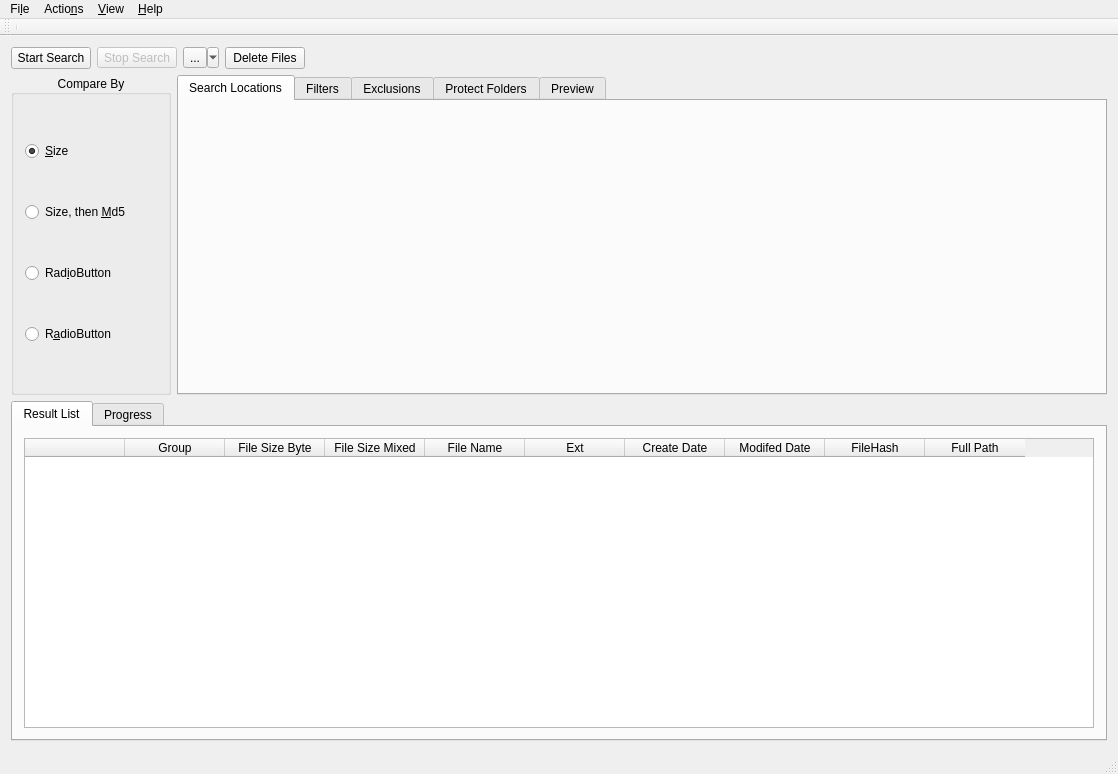
Above: mainwindow.ui from kokaia/duplicateFilesFinder before the change. Below: the same form after it.
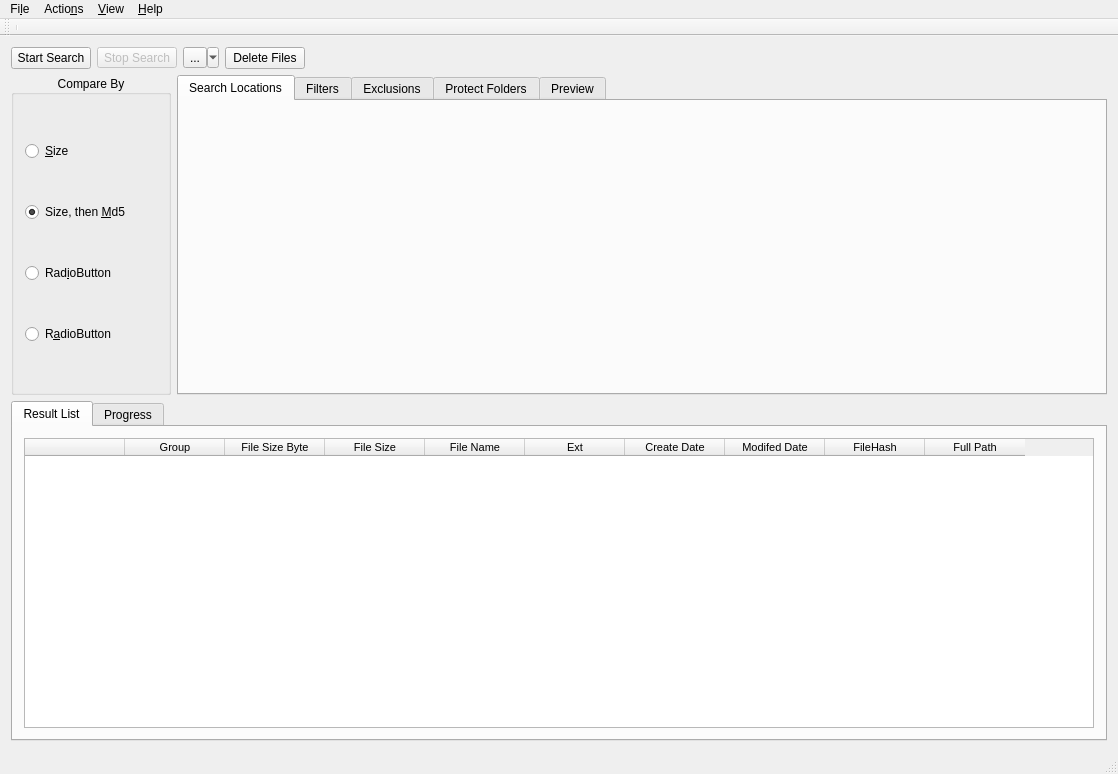
That is the form after the change. The open tabs and pages were chosen to show the change. Custom widgets are drawn as their Qt base class.

The edit to the form file:
```diff
--- a/mainwindow.ui
+++ b/mainwindow.ui
@@ -110,6 +110,9 @@
            <property name="text">
             <string>Size, then &amp;Md5</string>
            </property>
+           <property name="checked">
+            <bool>true</bool>
+           </property>
           </widget>
          </item>
          <item row="4" column="0">
@@ -125,7 +128,7 @@
             <string>&amp;Size</string>
            </property>
            <property name="checked">
-            <bool>true</bool>
+            <bool>false</bool>
            </property>
           </widget>
          </item>
@@ -185,6 +188,11 @@
        <layout class="QVBoxLayout" name="verticalLayout">
         <item>
          <widget class="SearchRessultTableWidget" name="tableWidget">
+          <property name="font">
+           <font>
+            <pointsize>7</pointsize>
+           </font>
+          </property>
           <property name="editTriggers">
            <set>QAbstractItemView::NoEditTriggers</set>
           </property>
@@ -206,46 +214,91 @@
            <property name="text">
             <string>Group</string>
            </property>
+           <property name="font">
+            <font>
+             <pointsize>8</pointsize>
+            </font>
+           </property>
           </column>
           <column>
            <property name="text">
             <string>File Size Byte</string>
            </property>
+           <property name="font">
+            <font>
+             <pointsize>8</pointsize>
+            </font>
+           </property>
           </column>
           <column>
            <property name="text">
-            <string>File Size Mixed</string>
+            <string>File Size</string>
+           </property>
+           <property name="font">
+            <font>
+             <pointsize>8</pointsize>
+            </font>
            </property>
           </column>
           <column>
            <property name="text">
             <string>File Name</string>
            </property>
+           <property name="font">
+            <font>
+             <pointsize>8</pointsize>
+            </font>
+           </property>
           </column>
           <column>
            <property name="text">
             <string>Ext</string>
            </property>
+           <property name="font">
+            <font>
+             <pointsize>8</pointsize>
+            </font>
+           </property>
           </column>
           <column>
            <property name="text">
             <string>Create Date</string>
            </property>
+           <property name="font">
+            <font>
+             <pointsize>8</pointsize>
+            </font>
+           </property>
           </column>
           <column>
            <property name="text">
             <string>Modifed Date</string>
            </property>
+           <property name="font">
+            <font>
+             <pointsize>8</pointsize>
+            </font>
+           </property>
           </column>
           <column>
            <property name="text">
             <string>FileHash</string>
            </property>
+           <property name="font">
+            <font>
+             <pointsize>8</pointsize>
+            </font>
+           </property>
           </column>
           <column>
            <property name="text">
             <string>Full Path</string>
            </property>
+           <property name="font">
+            <font>
+             <pointsize>8</pointsize>
+            </font>
+           </property>
           </column>
          </widget>
         </item>
```
Left out of the diff: 46 changed lines with no effect on the pictures.
